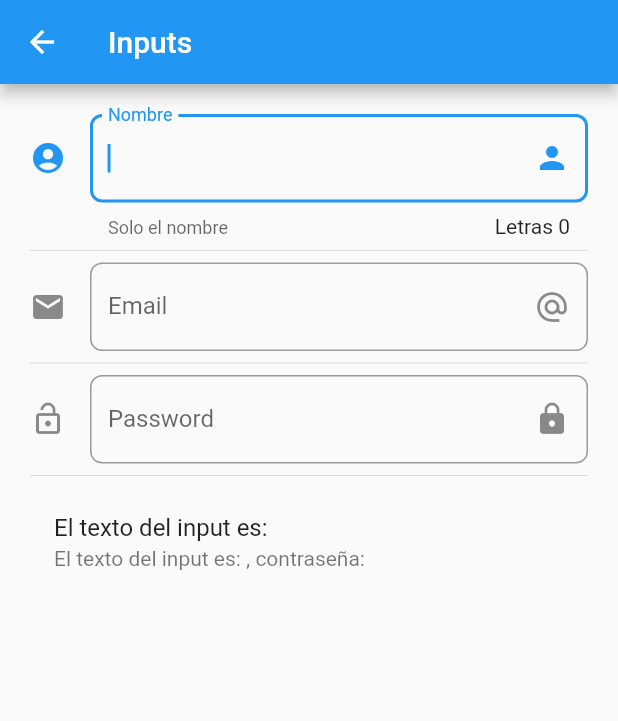
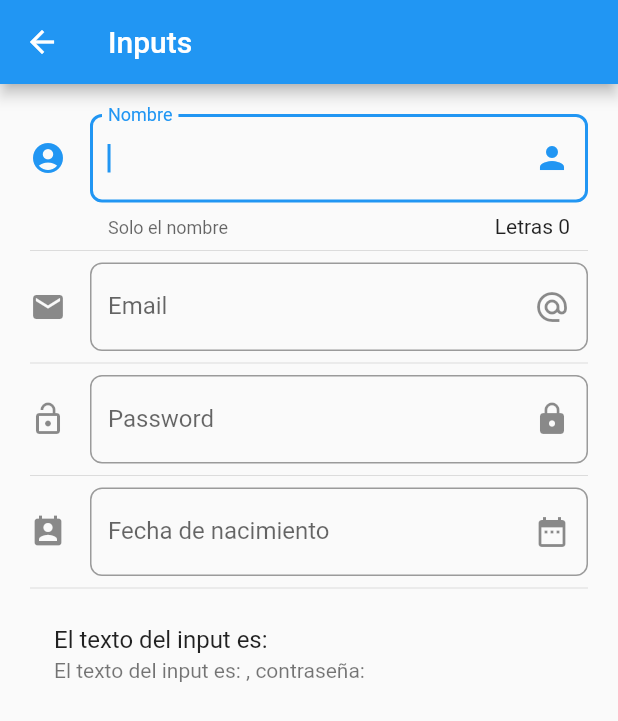
Before and after one commit to williampuerta97/flutter_introduction, a Flutter app: the screen it shows after launch, after a tap on "Inputs", on a phone screen of 412 x 824 dp. Shown: the top 721 px of the screen. Run offline on Flutter 3.47's test engine with Material 2 defaults, Android fonts, the phone set to English and light mode, and no system bars; network calls fail.

Commit message:
DatePicker Widget, fechas e internacionalización

```diff
--- a/lib/main.dart
+++ b/lib/main.dart
@@ -5,7 +5,7 @@
 import 'package:flutter/material.dart';
 import 'package:hello_world/src/pages/cards_page.dart';
 import 'package:hello_world/src/routes/routes.dart';
-
+import 'package:flutter_localizations/flutter_localizations.dart';
 void main() => runApp(MyApp());
 
 class MyApp extends StatelessWidget {
@@ -14,6 +14,15 @@ class MyApp extends StatelessWidget {
     return MaterialApp(
       title: 'Welcome to Flutter',
       debugShowCheckedModeBanner: false,
+      localizationsDelegates: [
+        GlobalMaterialLocalizations.delegate,
+        GlobalWidgetsLocalizations.delegate,
+        GlobalCupertinoLocalizations.delegate,
+      ],
+      supportedLocales: [
+        const Locale('en', ''), // English, no country code
+        const Locale('es', 'CO'), // English, no country code
+      ],
       //routes: Route(),
       //home: ,
       initialRoute: '/',
--- a/lib/src/pages/input_page.dart
+++ b/lib/src/pages/input_page.dart
@@ -10,6 +10,9 @@ class _InputPageState extends State<InputPage> {
   String _nombre = '';
   String _email = '';
   String _password = '';
+  String _fecha = '';
+
+  TextEditingController _inputFieldDateController = new TextEditingController();
 
   @override
   Widget build(BuildContext context) {
@@ -25,6 +28,8 @@ class _InputPageState extends State<InputPage> {
           _createEmailInput(),
           Divider(),
           _createPasswordInput(),
+          Divider(),
+          _createDateInput(),
           Divider(),
           _crearPersona(),
         ],
@@ -82,10 +87,48 @@ class _InputPageState extends State<InputPage> {
     );
   }
 
+  Widget _createDateInput() {
+    return TextField(
+      //autofocus: true,
+      controller: _inputFieldDateController,
+      enableInteractiveSelection: false,
+      decoration: InputDecoration(
+        border: OutlineInputBorder(
+          borderRadius: BorderRadius.circular(8.0)
+        ),
+        labelText: 'Fecha de nacimiento',
+        hintText: 'Fecha de nacimiento',
+        suffixIcon: Icon(Icons.date_range),
+        icon: Icon(Icons.perm_contact_cal),
+      ),
+      onTap: () {
+        FocusScope.of(context).requestFocus(new FocusNode());
+        _selectDate( context );
+      },
+    );
+  }
+
   Widget _crearPersona(){
     return ListTile(
       title: Text('El texto del input es: $_nombre'),
       subtitle: Text('El texto del input es: $_email, contraseña: $_password'),
     );
   }
+
+  _selectDate(BuildContext context) async {
+    DateTime picked = await showDatePicker(
+      context: context,
+      initialDate: new DateTime.now(),
+      firstDate: new DateTime(2018),
+      lastDate: new DateTime(2025),
+      locale: Locale('es', 'CO')
+      );
+
+    if (picked != null) {
+      setState(() {
+        _fecha = picked.toString();
+        _inputFieldDateController.text = _fecha;
+      });
+    }
+  }
 }
--- a/pubspec.yaml
+++ b/pubspec.yaml
@@ -24,7 +24,8 @@ dependencies:
   flutter:
     sdk: flutter
 
-
+  flutter_localizations: # Add this line
+    sdk: flutter
   # The following adds the Cupertino Icons font to your application.
   # Use with the CupertinoIcons class for iOS style icons.
   cupertino_icons: ^1.0.2
```
Also changed, not shown: pubspec.lock.
